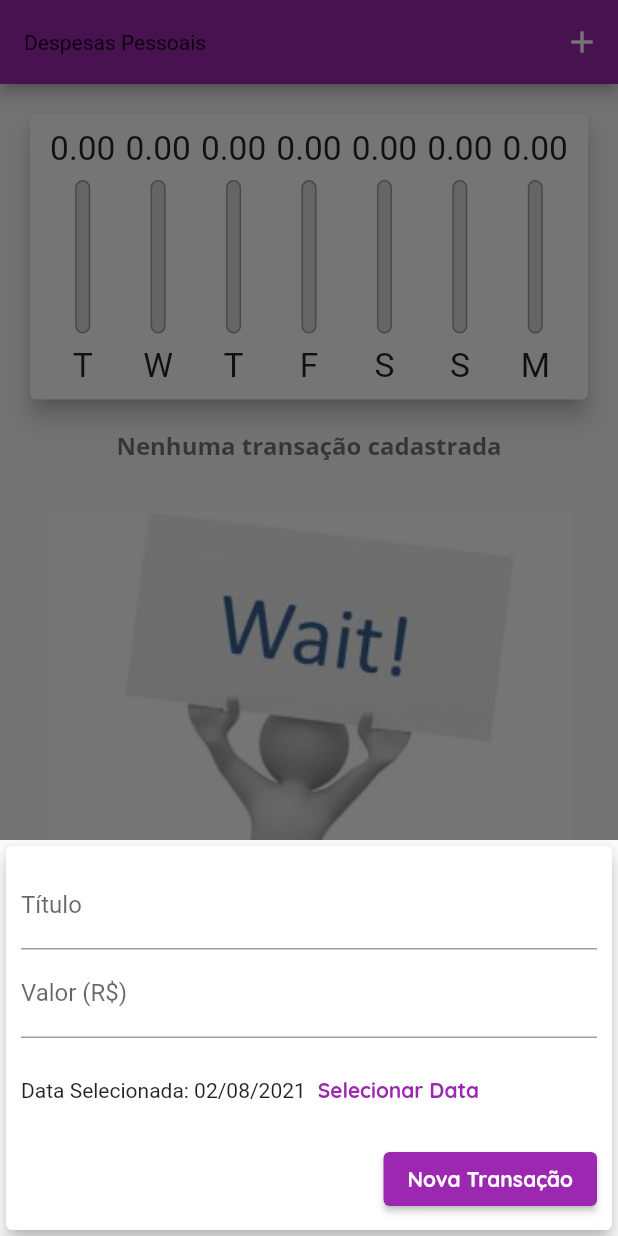
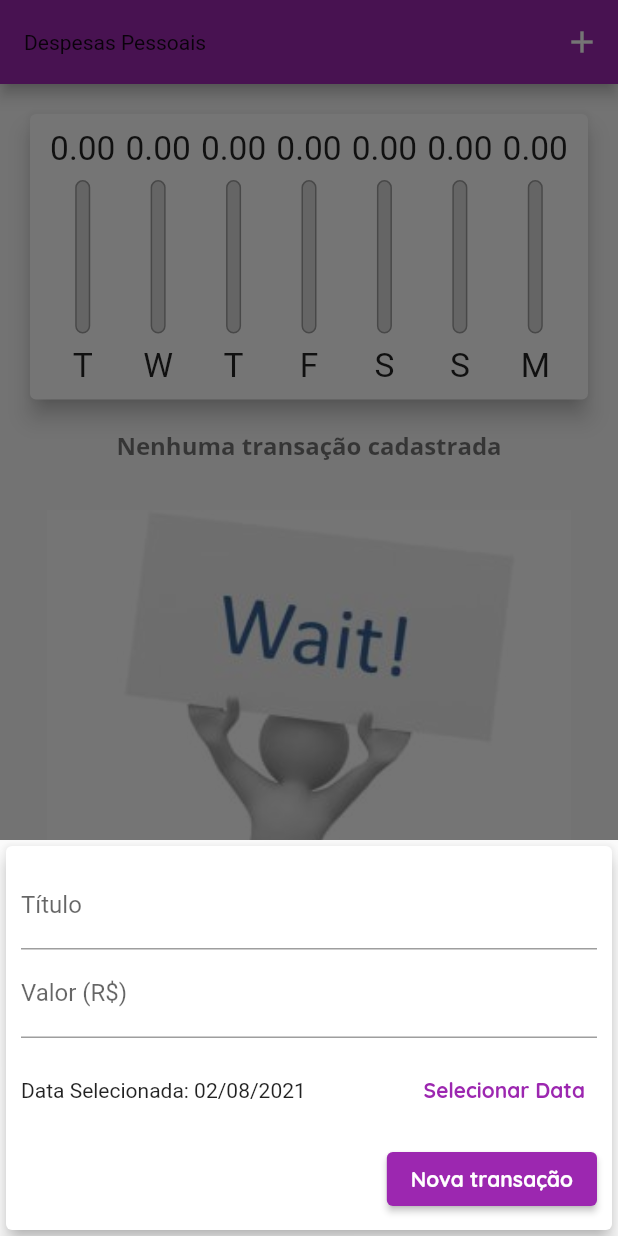
Before and after one commit to karudia1/despesa_udemy, a Flutter app: the screen it shows after launch, after a tap on the "add" icon, on a phone screen of 412 x 824 dp. Run offline on Flutter 3.47's test engine with Material 2 defaults, Android fonts, the phone set to English and light mode, and no system bars.

Commit message:
Refatoração de componente

```diff
--- a/despesa/lib/components/adaptative_button.dart
+++ b/despesa/lib/components/adaptative_button.dart
@@ -31,7 +31,7 @@ class AdaptativeButton extends StatelessWidget {
               primary: Theme.of(context).primaryColor,
               onPrimary: Colors.white,
             ),
-            onPressed: () => onPressed,
+            onPressed: onPressed(),
           );
   }
 }
--- a/despesa/lib/components/transaction_form.dart
+++ b/despesa/lib/components/transaction_form.dart
@@ -57,7 +57,7 @@ class _TransactionFormState extends State<TransactionForm> {
     widget.onSubmit(title, value, _selectedDate);
   }
 
-  _showDatePicker() {
+  /* _showDatePicker() {
     //finção do flutter
     showDatePicker(
       context: context,
@@ -73,7 +73,7 @@ class _TransactionFormState extends State<TransactionForm> {
         _selectedDate = pickedDate;
       });
     });
-  }
+  } */
 
   @override
   Widget build(BuildContext context) {
@@ -86,57 +86,39 @@ class _TransactionFormState extends State<TransactionForm> {
           padding: EdgeInsets.only(
             top: 10,
             right: 10,
-            left:10,
-            bottom: 10 + _mediaQuery.viewInsets.bottom, //descobre o tamanho do teclado com o MediaQuery
+            left: 10,
+            bottom: 10 +
+                _mediaQuery.viewInsets
+                    .bottom, //descobre o tamanho do teclado com o MediaQuery
           ),
           child: Column(
             children: <Widget>[
-              TextField(
+              AdaptativeTextField(
+                label: 'Título',
                 controller: titleController,
                 onSubmitted: (_) => _submitForm,
-                decoration: InputDecoration(
-                  labelText: 'Título',
-                ),
               ),
-              TextField(
+              AdaptativeTextField(
+                label: 'Valor (R\$)',
                 controller: valueController,
                 keyboardType: TextInputType.numberWithOptions(decimal: true),
                 onSubmitted: (_) => _submitForm,
-                decoration: InputDecoration(
-                  labelText: 'Valor (R\$)',
-                ),
               ),
-              Container(
-                height: 70,
-                child: Row(
-                  children: <Widget>[
-                    Text(
-                      'Data Selecionada: ${DateFormat('dd/MM/y').format(_selectedDate)}',
-                    ),
-                    TextButton(
-                      child: Text(
-                        'Selecionar Data',
-                        style: TextStyle(
-                          fontWeight: FontWeight.bold,
-                        ),
-                      ),
-                      onPressed: _showDatePicker,
-                    )
-                  ],
-                ),
+              AdaptativeDatePicker(
+                selectedDate: _selectedDate,
+                onDateChanged: (newDate) {
+                  setState(() {
+                    _selectedDate = newDate;
+                  });
+                },
               ),
               Row(
                 mainAxisAlignment: MainAxisAlignment.end,
                 children: <Widget>[
-                  ElevatedButton(
-                    child: Text(
-                      'Nova Transação',
-                      style: TextStyle(
-                        color: Theme.of(context).textTheme.button?.color,
-                      ),
-                    ),
-                    onPressed: _submitForm,
-                  )
+                  AdaptativeButton(
+                    label: 'Nova transação',
+                    onPressed: () => _submitForm,
+                  ),
                 ],
               )
             ],
--- a/despesa/lib/components/transaction_item.dart
+++ b/despesa/lib/components/transaction_item.dart
@@ -11,7 +11,7 @@ class TransactionItem extends StatefulWidget {
   final void Function(String) onRemove;
 
   const TransactionItem({
-    required Key key,
+    Key? key,
     required this.tr,
     required this.onRemove,
   }) : super(key: key);
```
Also changed, not shown: despesa/lib/components/transaction_list.dart (+6 -44 lines).
